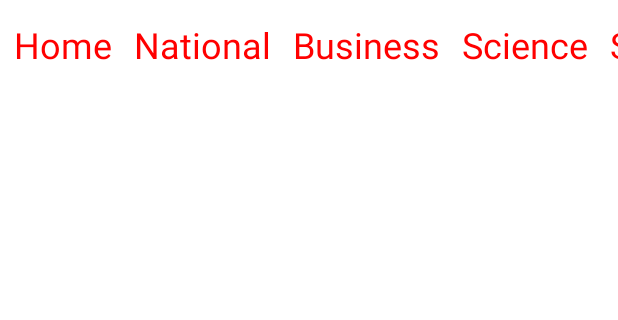
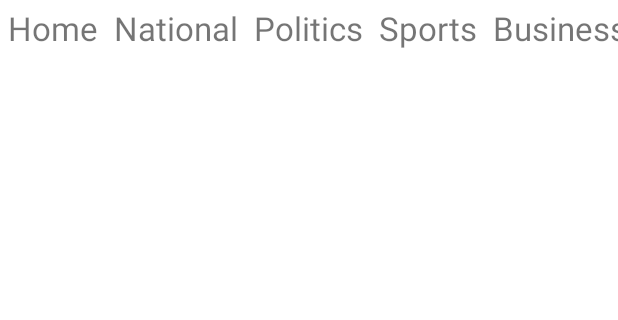
Before and after one commit to adityasood04/Newzpaper, an Android app: the NewsActivity screen opened directly, with no data from a screen before it, on a phone screen of 412 x 824 dp, the part 57-377 px from its top. Run offline under Robolectric (Android 15) with nearby library versions, the phone set to English and light mode, and no system bars; our stand-ins replace Picasso, Volley; network calls fail; pictures from the network do not load; 1 statement that could not run was skipped.

Commit message:
Updated categories

```diff
--- a/app/src/main/java/CategoriesAdapter.kt
+++ b/app/src/main/java/CategoriesAdapter.kt
@@ -1,3 +1,4 @@
+import android.graphics.Color
 import android.location.GnssAntennaInfo.Listener
 import android.view.LayoutInflater
 import android.view.View
@@ -12,7 +13,7 @@ class CategoriesAdapter(private val dataSet: Array<String>, private val catListe
 
 
     class ViewHolder(view: View) : RecyclerView.ViewHolder(view) {
-        val textView: TextView
+        var textView: TextView
 
         init {
             // Define click listener for the ViewHolder's View
@@ -20,7 +21,7 @@ class CategoriesAdapter(private val dataSet: Array<String>, private val catListe
         }
     }
     interface  Listener{
-        fun categoryClicked(index:Int)
+        fun categoryClicked(index:Int, textView: TextView)
     }
 
     // Create new views (invoked by the layout manager)
@@ -42,7 +43,9 @@ class CategoriesAdapter(private val dataSet: Array<String>, private val catListe
         // contents of the view with that element
         viewHolder.textView.text = dataSet[position]
         viewHolder.textView.setOnClickListener(View.OnClickListener {
-                catListener.categoryClicked(position)
+
+                catListener.categoryClicked(position, textView = viewHolder.textView)
+
         })
 
     }
--- a/app/src/main/java/com/app/newzpaper/NewsActivity.kt
+++ b/app/src/main/java/com/app/newzpaper/NewsActivity.kt
@@ -18,6 +18,7 @@ import com.android.volley.Response
 import com.android.volley.toolbox.JsonObjectRequest
 import com.android.volley.toolbox.Volley
 import com.squareup.picasso.Picasso
+import kotlin.random.Random
 
 class NewsActivity : AppCompatActivity(), NewsItemClicked {
     lateinit var detailsHeadingTV: TextView
@@ -30,7 +31,13 @@ class NewsActivity : AppCompatActivity(), NewsItemClicked {
     lateinit var detailsLL: LinearLayout
     lateinit var readMoreTV: TextView
     lateinit var authorTV: TextView
-    lateinit var categories_rv : RecyclerView
+    lateinit var homeTV: TextView
+    lateinit var nationalTV: TextView
+    lateinit var sportsTV: TextView
+    lateinit var politicsTV: TextView
+    lateinit var businessTV: TextView
+    lateinit var scienceTV: TextView
+    lateinit var scrollView: HorizontalScrollView
      var isDetailsOpened: Boolean  = false
      lateinit var categories:Array<String>
     val url1 = "https://inshorts.deta.dev/news?category=politics"
@@ -51,52 +58,105 @@ class NewsActivity : AppCompatActivity(), NewsItemClicked {
         detailsImageIV = findViewById(R.id.detailsImageIV)
         detailsBackBtn = findViewById(R.id.detailsBackBtn)
         authorTV = findViewById(R.id.authorTV)
-        categories_rv = findViewById(R.id.categories_rv)
+        homeTV = findViewById(R.id.homeTV)
+        scienceTV = findViewById(R.id.scienceTV)
+        politicsTV = findViewById(R.id.politicsTV)
+        businessTV = findViewById(R.id.businessTV)
+        nationalTV = findViewById(R.id.nationalTV)
+        sportsTV = findViewById(R.id.sportsTV)
         rcv = findViewById(R.id.newsRCV)
+        scrollView = findViewById(R.id.scrollView)
+        scrollView.isHorizontalScrollBarEnabled = false;
 
+        url = url4
         detailsBackBtn.setOnClickListener(View.OnClickListener {
             rcv.visibility = View.VISIBLE
-            categories_rv.visibility = View.VISIBLE
             progressBar.visibility = View.GONE
             detailsLL.visibility = View.GONE
             readMoreTV.visibility = View.GONE
 
         })
 
-
-        categories  = arrayOf("Home", "National", "Business", "Science", "Sports")
-        progressBar.visibility = View.VISIBLE
-        categories_rv.layoutManager = LinearLayoutManager(this, RecyclerView.HORIZONTAL,false)
         rcv.layoutManager = LinearLayoutManager(this)
-        fetchNews(url3)
         adapter = NewsAdapter(this)
         rcv.adapter = adapter
-        categoriesAdapter = CategoriesAdapter(categories,object:CategoriesAdapter.Listener{
-            override fun categoryClicked(index: Int) {
-                rcv.visibility=View.GONE
-                progressBar.visibility = View.VISIBLE
-                Log.i("adi", index.toString())
-                when(index){
-                    0-> {fetchNews(url1)
-                    }
-
-                    1-> fetchNews(url2)
-                    2-> fetchNews(url3)
-                    3-> fetchNews(url4)
-                    4-> fetchNews(url5)
-                }
+        fetchNews(url3)
+        setListeners()
 
 
-            }
-        })
-        categories_rv.adapter = categoriesAdapter
 
 
 
     }
 
-    private fun setUI(tv:TextView) {
-        tv.setTextColor(Color.RED)
+    private fun setListeners() {
+        homeTV.setOnClickListener(View.OnClickListener {
+            progressBar.visibility = View.VISIBLE
+            rcv.visibility = View.GONE
+            fetchNews(url3)
+            homeTV.setTextColor(Color.RED)
+            scienceTV.setTextColor(Color.BLACK)
+            politicsTV.setTextColor(Color.BLACK)
+            nationalTV.setTextColor(Color.BLACK)
+            sportsTV.setTextColor(Color.BLACK)
+            businessTV.setTextColor(Color.BLACK)
+        })
+        scienceTV.setOnClickListener(View.OnClickListener {
+            progressBar.visibility = View.VISIBLE
+            rcv.visibility = View.GONE
+            homeTV.setTextColor(Color.BLACK)
+            scienceTV.setTextColor(Color.RED)
+            politicsTV.setTextColor(Color.BLACK)
+            nationalTV.setTextColor(Color.BLACK)
+            sportsTV.setTextColor(Color.BLACK)
+            businessTV.setTextColor(Color.BLACK)
+            fetchNews(url4)
+        })
+        politicsTV.setOnClickListener(View.OnClickListener {
+            progressBar.visibility = View.VISIBLE
+            rcv.visibility = View.GONE
+            homeTV.setTextColor(Color.BLACK)
+            scienceTV.setTextColor(Color.BLACK)
+            politicsTV.setTextColor(Color.RED)
+            nationalTV.setTextColor(Color.BLACK)
+            sportsTV.setTextColor(Color.BLACK)
+            businessTV.setTextColor(Color.BLACK)
+            fetchNews(url1)
+        })
+        nationalTV.setOnClickListener(View.OnClickListener {
+            progressBar.visibility = View.VISIBLE
+            rcv.visibility = View.GONE
+            homeTV.setTextColor(Color.BLACK)
+            scienceTV.setTextColor(Color.BLACK)
+            politicsTV.setTextColor(Color.BLACK)
+            nationalTV.setTextColor(Color.RED)
+            sportsTV.setTextColor(Color.BLACK)
+            businessTV.setTextColor(Color.BLACK)
+            fetchNews(url2)
+        })
+        sportsTV.setOnClickListener(View.OnClickListener {
+            progressBar.visibility = View.VISIBLE
+            rcv.visibility = View.GONE
+            homeTV.setTextColor(Color.BLACK)
+            scienceTV.setTextColor(Color.BLACK)
+            politicsTV.setTextColor(Color.BLACK)
+            nationalTV.setTextColor(Color.BLACK)
+            sportsTV.setTextColor(Color.RED)
+            businessTV.setTextColor(Color.BLACK)
+            fetchNews(url5)
+        })
+        businessTV.setOnClickListener(View.OnClickListener {
+            rcv.visibility = View.GONE
+            progressBar.visibility = View.VISIBLE
+            homeTV.setTextColor(Color.BLACK)
+            scienceTV.setTextColor(Color.BLACK)
+            politicsTV.setTextColor(Color.BLACK)
+            nationalTV.setTextColor(Color.BLACK)
+            sportsTV.setTextColor(Color.BLACK)
+            businessTV.setTextColor(Color.RED)
+            fetchNews(url3)
+        })
+
 
     }
 
--- a/app/src/main/java/com/app/newzpaper/NewsAdapter.kt
+++ b/app/src/main/java/com/app/newzpaper/NewsAdapter.kt
@@ -38,6 +38,7 @@ class NewsAdapter(val listener: NewsItemClicked) : RecyclerView.Adapter<NewsView
         notifyDataSetChanged()
     }
 }
+
 interface  NewsItemClicked{
     fun onItemClicked(item:NewsModel)
 }
--- a/app/src/main/java/com/app/newzpaper/SplashActivity.kt
+++ b/app/src/main/java/com/app/newzpaper/SplashActivity.kt
@@ -12,7 +12,7 @@ class SplashActivity : AppCompatActivity() {
         val thread = Thread(){
             kotlin.run {
                 try {
-                    Thread.sleep(4000)
+                    Thread.sleep(2000)
                 }
                 catch (e:Exception){
                     e.printStackTrace()
--- a/app/src/main/res/layout/activity_news.xml
+++ b/app/src/main/res/layout/activity_news.xml
@@ -20,10 +20,65 @@
             android:textColor="@color/red"
             android:textAlignment="center"
             android:layout_marginBottom="4dp"/>
-        <androidx.recyclerview.widget.RecyclerView
-            android:id="@+id/categories_rv"
-            android:layout_width="match_parent"
-            android:layout_height="wrap_content"/>
+
+            <HorizontalScrollView
+                android:id="@+id/scrollView"
+                android:layout_width="match_parent"
+                android:layout_height="wrap_content"
+                >
+                <LinearLayout
+                    android:layout_width="match_parent"
+                    android:layout_height="wrap_content"
+                    android:orientation="horizontal">
+                <TextView
+                    android:id="@+id/homeTV"
+                    android:layout_width="wrap_content"
+                    android:layout_height="wrap_content"
+                    android:textSize="22sp"
+                    android:paddingHorizontal="5dp"
+                    android:text="Home"/>
+                <TextView
+                    android:id="@+id/nationalTV"
+                    android:layout_width="wrap_content"
+                    android:layout_height="wrap_content"
+                    android:textSize="22sp"
+                    android:paddingHorizontal="5dp"
+                    android:text="National"/>
+                <TextView
+                    android:id="@+id/politicsTV"
+                    android:layout_width="wrap_content"
+                    android:layout_height="wrap_content"
+                    android:textSize="22sp"
+                    android:paddingHorizontal="5dp"
+                    android:text="Politics"/>
+                <TextView
+                    android:id="@+id/sportsTV"
+                    android:layout_width="wrap_content"
+                    android:layout_height="wrap_content"
+                    android:textSize="22sp"
+                    android:paddingHorizontal="5dp"
+
+                    android:text="Sports"/>
+                <TextView
+                    android:id="@+id/businessTV"
+                    android:layout_width="wrap_content"
+                    android:layout_height="wrap_content"
+                    android:textSize="22sp"
+                    android:paddingHorizontal="5dp"
+                    android:text="Business"/>
+                    <TextView
+                    android:id="@+id/scienceTV"
+                    android:layout_width="wrap_content"
+                    android:layout_height="wrap_content"
+                    android:textSize="22sp"
+                    android:paddingHorizontal="5dp"
+                    android:text="Science"/>
+                </LinearLayout>
+            </HorizontalScrollView>
+
+
+
+
 
         <androidx.recyclerview.widget.RecyclerView
             android:visibility="visible"
```
